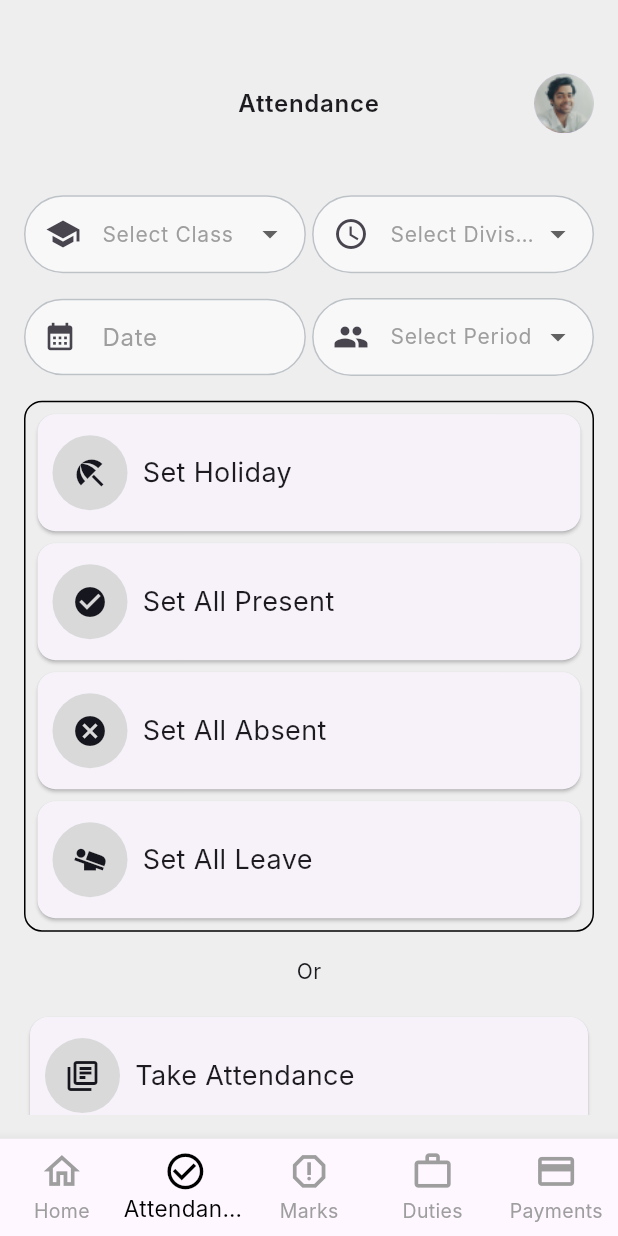
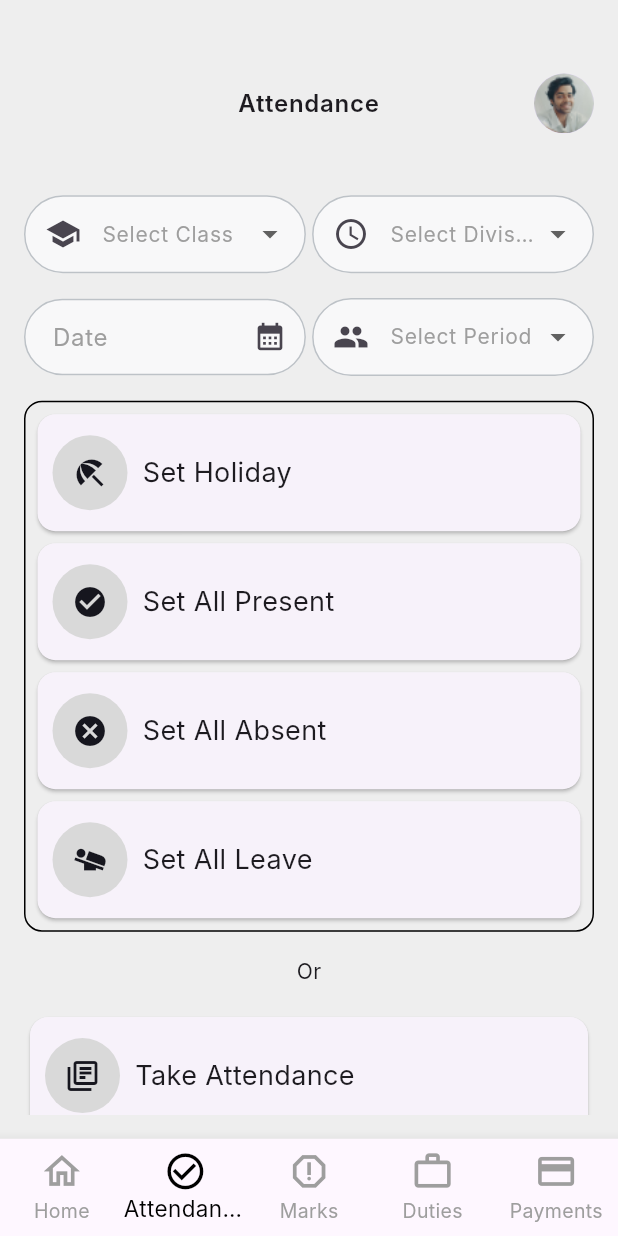
Before and after one commit to altezzai/acadobs, a Flutter app: the screen it shows after launch, item 2 of the bottom bar chosen, on a phone screen of 412 x 824 dp. Run offline on Flutter 3.47's test engine with Material 3 defaults, Android fonts, the phone set to English and light mode, and no system bars; our stand-ins replace dio, file_picker, flutter_rating_bar, go_router, pie_chart; Roboto replaces fonts that are missing (Inter).

Commit message:
attendance almost completed

```diff
--- /dev/null
+++ b/lib/base/utils/capitalize_first_letter.dart
@@ -0,0 +1,5 @@
+// capitalize first letter
+String capitalizeFirstLetter(String input) {
+  if (input.isEmpty) return input;
+  return input[0].toUpperCase() + input.substring(1);
+}
--- a/lib/core/shared_widgets/custom_appbar.dart
+++ b/lib/core/shared_widgets/custom_appbar.dart
@@ -5,6 +5,7 @@ class CustomAppbar extends StatelessWidget {
   final bool isBackButton;
   final bool isProfileIcon;
   final String title;
+  final double verticalPadding;
   final VoidCallback? onTap; // Optional onTap callback for the back button
 
   const CustomAppbar({
@@ -13,13 +14,14 @@ class CustomAppbar extends StatelessWidget {
     this.isProfileIcon = true,
     required this.title, // Title for the app bar
     this.onTap,
+    this.verticalPadding = 4
   });
 
   @override
   Widget build(BuildContext context) {
     return Padding(
       padding: EdgeInsets.symmetric(
-        vertical: Responsive.height * 4,
+        vertical: Responsive.height * verticalPadding,
       ),
       child: Stack(
         alignment: Alignment.center, // Center the title
--- a/lib/core/shared_widgets/custom_datepicker.dart
+++ b/lib/core/shared_widgets/custom_datepicker.dart
@@ -6,13 +6,14 @@ class CustomDatePicker extends StatelessWidget {
   final Function(DateTime) onDateSelected;
   final String? hintText;
   final String label;
+  final validator;
 
-  CustomDatePicker({
-    required this.dateController,
-    required this.onDateSelected,
-    required this.label,
-    this.hintText,
-  });
+  CustomDatePicker(
+      {required this.dateController,
+      required this.onDateSelected,
+      required this.label,
+      this.hintText,
+      this.validator});
 
   Future<void> _selectDate(BuildContext context) async {
     final DateTime? pickedDate = await showDatePicker(
@@ -41,7 +42,8 @@ class CustomDatePicker extends StatelessWidget {
 
   @override
   Widget build(BuildContext context) {
-    return TextField(
+    return TextFormField(
+      validator: validator,
       controller: dateController, // Use the external controller
       readOnly: true,
       style: TextStyle(
@@ -58,7 +60,7 @@ class CustomDatePicker extends StatelessWidget {
         labelStyle: TextStyle(
           color: Colors.grey, // Change label text color here
         ), // Adjust label font size
-        prefixIcon: IconButton(
+        suffixIcon: IconButton(
           icon: Icon(
             Icons.calendar_month,
             size: 22,
--- a/lib/core/shared_widgets/custom_dropdown.dart
+++ b/lib/core/shared_widgets/custom_dropdown.dart
@@ -8,6 +8,7 @@ class CustomDropdown extends StatelessWidget {
   final IconData icon;
   final List<String> items;
   final ValueChanged<String?>? onChanged;
+  final validator;
 
   const CustomDropdown({
     Key? key,
@@ -16,6 +17,7 @@ class CustomDropdown extends StatelessWidget {
     required this.icon,
     required this.items,
     this.onChanged, // Add onChanged callback parameter
+    this.validator
   }) : super(key: key);
 
   @override
@@ -23,6 +25,7 @@ class CustomDropdown extends StatelessWidget {
     return Consumer<DropdownProvider>(
       builder: (context, dropdownProvider, child) {
         return DropdownButtonFormField<String>(
+          validator: validator,
           decoration: InputDecoration(
             labelText: label,
             border: OutlineInputBorder(
--- a/lib/features/teacher/attendance/screens/attendance.dart
+++ b/lib/features/teacher/attendance/screens/attendance.dart
@@ -1,6 +1,6 @@
 import 'package:flutter/material.dart';
 import 'package:go_router/go_router.dart';
-import 'package:provider/provider.dart'; // Import for state management
+import 'package:provider/provider.dart';
 import 'package:school_app/base/routes/app_route_const.dart';
 import 'package:school_app/base/utils/responsive.dart';
 import 'package:school_app/core/controller/dropdown_provider.dart';
@@ -14,11 +14,12 @@ import 'package:school_app/features/teacher/attendance/widgets/title_tile.dart';
 class Attendance extends StatelessWidget {
   Attendance({Key? key}) : super(key: key);
 
+  final GlobalKey<FormState> _formKey = GlobalKey<FormState>();
   final Map<String, IconData> titleIconMap = {
-    "Set Holiday": Icons.beach_access, // Holiday-related icon
-    "Set All Present": Icons.check_circle, // Present icon
-    "Set All Absent": Icons.cancel, // Absent icon
-    "Set All Leave": Icons.airline_seat_flat_angled, // Leave icon
+    "Set Holiday": Icons.beach_access,
+    "Set All Present": Icons.check_circle,
+    "Set All Absent": Icons.cancel,
+    "Set All Leave": Icons.airline_seat_flat_angled,
   };
 
   final TextEditingController _dateController = TextEditingController();
@@ -29,6 +30,8 @@ class Attendance extends StatelessWidget {
       body: Center(
         child: Padding(
           padding: const EdgeInsets.symmetric(horizontal: 16, vertical: 16),
+          child: Form(
+            key: _formKey,
             child: Column(
               children: [
                 const CustomAppbar(
@@ -39,53 +42,64 @@ class Attendance extends StatelessWidget {
                   child: SingleChildScrollView(
                     child: Column(
                       children: [
-                      SizedBox(
-                        height: Responsive.height * 1,
-                      ),
+                        SizedBox(height: Responsive.height * 1),
                         Row(
                           mainAxisAlignment: MainAxisAlignment.spaceBetween,
                           children: [
-                          // First Dropdown: Select Class
                             Expanded(
                               child: CustomDropdown(
-                              dropdownKey: 'class', // Unique key
+                                dropdownKey: 'class',
                                 icon: Icons.school,
                                 label: "Select Class",
                                 items: ["6", "7", "8", "9", "10"],
+                                validator: (value) {
+                                  if (value == null || value.isEmpty) {
+                                    return "Please select a class";
+                                  }
+                                  return null;
+                                },
                               ),
                             ),
                             SizedBox(width: Responsive.width * 1),
-                          // Second Dropdown: Select Period
                             Expanded(
                               child: CustomDropdown(
-                              dropdownKey: 'division', // Unique key
+                                dropdownKey: 'division',
                                 icon: Icons.access_time,
                                 label: "Select Division",
                                 items: ["A", "B", "C", "D", "E"],
+                                validator: (value) {
+                                  if (value == null || value.isEmpty) {
+                                    return "Please select a division";
+                                  }
+                                  return null;
+                                },
                               ),
                             ),
                           ],
                         ),
                         SizedBox(height: Responsive.height * 2),
-                      // Date Picker: Select Date
                         Row(
                           mainAxisAlignment: MainAxisAlignment.spaceBetween,
                           children: [
                             Expanded(
                               child: CustomDatePicker(
                                 label: "Date",
-                              dateController:
-                                  _dateController, // Controller for date input
+                                dateController: _dateController,
                                 onDateSelected: (selectedDate) {
                                   print("Date selected: $selectedDate");
+                                },
+                                validator: (value) {
+                                  if (value == null || value.isEmpty) {
+                                    return "Please select a date";
+                                  }
+                                  return null;
                                 },
                               ),
                             ),
                             SizedBox(width: Responsive.width * 1),
-                          // Another Dropdown: Select Student/Division/etc.
                             Expanded(
                               child: CustomDropdown(
-                              dropdownKey: 'period', // Unique key
+                                dropdownKey: 'period',
                                 icon: Icons.group,
                                 label: "Select Period",
                                 items: [
@@ -100,13 +114,17 @@ class Attendance extends StatelessWidget {
                                   "9",
                                   "10"
                                 ],
+                                validator: (value) {
+                                  if (value == null || value.isEmpty) {
+                                    return "Please select a period";
+                                  }
+                                  return null;
+                                },
                               ),
                             ),
                           ],
                         ),
-
                         SizedBox(height: Responsive.height * 2),
-                      // Title Tiles (Set Holiday, Set All Present, etc.)
                         Container(
                           padding: const EdgeInsets.all(4),
                           decoration: BoxDecoration(
@@ -137,7 +155,7 @@ class Attendance extends StatelessWidget {
                         SizedBox(height: Responsive.height * 2),
                         TitleTile(
                           onTap: () {
-                          // Accessing selected dropdown values
+                            if (_formKey.currentState!.validate()) {
                               String selectedClass = context
                                   .read<DropdownProvider>()
                                   .getSelectedItem('class');
@@ -147,10 +165,8 @@ class Attendance extends StatelessWidget {
                               String selectedDivision = context
                                   .read<DropdownProvider>()
                                   .getSelectedItem('division');
-                          String selectedDate = _dateController
-                              .text; // Access date from dateController
+                              String selectedDate = _dateController.text;
 
-                          // Create an AttendanceData object
                               final attendanceData = AttendanceData(
                                 selectedClass: selectedClass,
                                 selectedPeriod: selectedPeriod,
@@ -158,11 +174,11 @@ class Attendance extends StatelessWidget {
                                 selectedDate: selectedDate,
                               );
 
-                          // Push to attendanceRoute with extra data
                               context.pushNamed(
                                 AppRouteConst.attendanceRouteName,
                                 extra: attendanceData,
                               );
+                            }
                           },
                           title: "Take Attendance",
                           icon: Icons.my_library_books_outlined,
@@ -170,9 +186,12 @@ class Attendance extends StatelessWidget {
                         SizedBox(height: Responsive.height * 3),
                         CustomButton(
                           text: "Submit",
-                        onPressed: () {},
+                          onPressed: () {
+                            if (_formKey.currentState!.validate()) {
+                              // Handle submission logic
+                            }
+                          },
                         ),
-
                         SizedBox(height: Responsive.height * 3),
                       ],
                     ),
@@ -182,6 +201,7 @@ class Attendance extends StatelessWidget {
             ),
           ),
         ),
+      ),
     );
   }
 }
```
Also changed, not shown: lib/features/teacher/attendance/controller/attendance_controller.dart (+38 -7 lines), lib/features/teacher/attendance/screens/take_attendance.dart (+57 -52 lines), lib/features/teacher/attendance/widgets/attendance_tile.dart (+21 -20 lines). Lines whose indentation alone changed are shown as unchanged.
